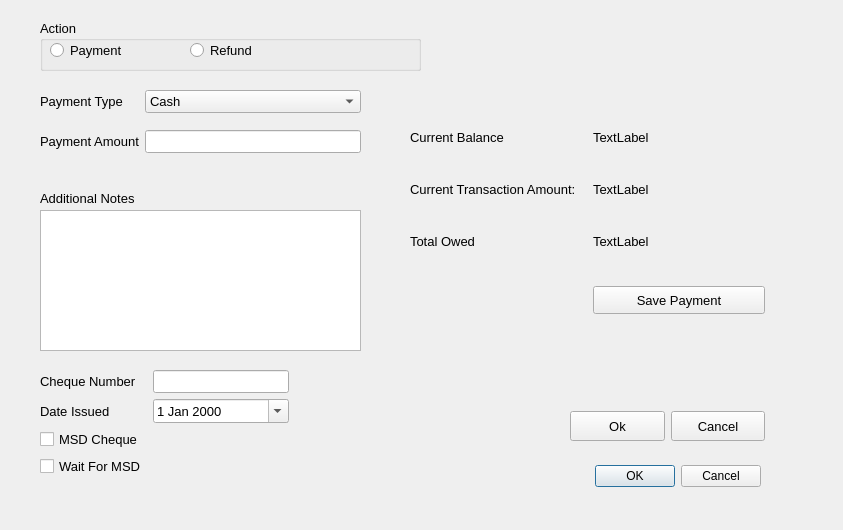
Old version of the form ArcApp/payment.ui in the repository Arc-Project/Arc.
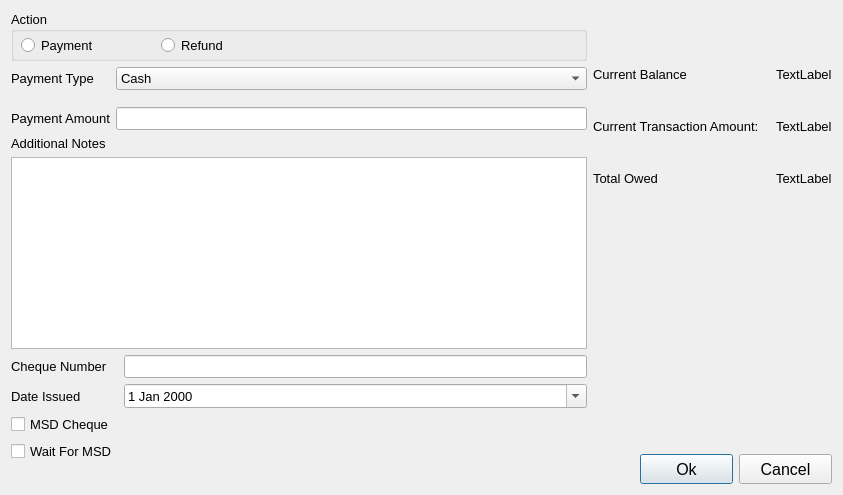
New version of the form.

Commit message: edit ui: payment, edit shifts

What changed in the file:
```diff
--- a/ArcApp/payment.ui
+++ b/ArcApp/payment.ui
@@ -7,7 +7,7 @@
     <x>0</x>
     <y>0</y>
     <width>843</width>
-    <height>530</height>
+    <height>495</height>
    </rect>
   </property>
   <property name="sizePolicy">
@@ -24,135 +24,8 @@
   <property name="windowTitle">
    <string>Payment</string>
   </property>
-  <widget class="QDialogButtonBox" name="paymentBox">
-   <property name="geometry">
-    <rect>
-     <x>300</x>
-     <y>460</y>
-     <width>461</width>
-     <height>32</height>
-    </rect>
-   </property>
-   <property name="font">
-    <font>
-     <pointsize>10</pointsize>
-    </font>
-   </property>
-   <property name="styleSheet">
-    <string notr="true">QDialogButtonBox::Ok {
-	font-size: 10px;
-	min-width: 80px;
-}
-
-QDialogButtonBox::Ok QLabel{
-	font-size: 10px;
-}
-
-QDialogButtonBox::Cancel {
-	font-size: 10px;
-	min-width: 80px;
-}
-
-QDialogButtonBox::Cancel QLabel{
-	font-size: 10px;
-}</string>
-   </property>
-   <property name="orientation">
-    <enum>Qt::Horizontal</enum>
-   </property>
-   <property name="standardButtons">
-    <set>QDialogButtonBox::Cancel|QDialogButtonBox::Ok</set>
-   </property>
-   <property name="centerButtons">
-    <bool>false</bool>
-   </property>
-  </widget>
-  <widget class="QLabel" name="label_3">
-   <property name="geometry">
-    <rect>
-     <x>40</x>
-     <y>190</y>
-     <width>121</width>
-     <height>16</height>
-    </rect>
-   </property>
-   <property name="font">
-    <font>
-     <pointsize>10</pointsize>
-    </font>
-   </property>
-   <property name="text">
-    <string>Additional Notes</string>
-   </property>
-  </widget>
-  <widget class="QPlainTextEdit" name="plainTextEdit">
-   <property name="geometry">
-    <rect>
-     <x>40</x>
-     <y>210</y>
-     <width>321</width>
-     <height>141</height>
-    </rect>
-   </property>
-   <property name="font">
-    <font>
-     <pointsize>10</pointsize>
-    </font>
-   </property>
-  </widget>
-  <widget class="QGroupBox" name="groupBox">
-   <property name="geometry">
-    <rect>
-     <x>40</x>
-     <y>20</y>
-     <width>381</width>
-     <height>51</height>
-    </rect>
-   </property>
-   <property name="font">
-    <font>
-     <pointsize>10</pointsize>
-    </font>
-   </property>
-   <property name="title">
-    <string>Action</string>
-   </property>
-   <widget class="QRadioButton" name="paymentRadio">
-    <property name="geometry">
-     <rect>
-      <x>10</x>
-      <y>20</y>
-      <width>95</width>
-      <height>20</height>
-     </rect>
-    </property>
-    <property name="text">
-     <string>Payment</string>
-    </property>
-   </widget>
-   <widget class="QRadioButton" name="refundRadio">
-    <property name="geometry">
-     <rect>
-      <x>150</x>
-      <y>20</y>
-      <width>95</width>
-      <height>20</height>
-     </rect>
-    </property>
-    <property name="text">
-     <string>Refund</string>
-    </property>
-   </widget>
-  </widget>
-  <widget class="QWidget" name="formLayoutWidget">
-   <property name="geometry">
-    <rect>
-     <x>410</x>
-     <y>130</y>
-     <width>355</width>
-     <height>206</height>
-    </rect>
-   </property>
+  <layout class="QGridLayout" name="gridLayout">
+   <item row="1" column="1" rowspan="3" colspan="2">
    <layout class="QFormLayout" name="formLayout">
     <property name="horizontalSpacing">
      <number>17</number>
@@ -232,35 +105,9 @@
       </property>
      </widget>
     </item>
-    <item row="3" column="1">
-     <widget class="QPushButton" name="addPaymentButton">
-      <property name="minimumSize">
-       <size>
-        <width>120</width>
-        <height>28</height>
-       </size>
-      </property>
-      <property name="font">
-       <font>
-        <pointsize>10</pointsize>
-       </font>
-      </property>
-      <property name="text">
-       <string>Save Payment</string>
-      </property>
-     </widget>
-    </item>
-   </layout>
-  </widget>
-  <widget class="QWidget" name="formLayoutWidget_2">
-   <property name="geometry">
-    <rect>
-     <x>40</x>
-     <y>90</y>
-     <width>321</width>
-     <height>91</height>
-    </rect>
-   </property>
+    </layout>
+   </item>
+   <item row="1" column="0">
    <layout class="QFormLayout" name="formLayout_2">
     <property name="verticalSpacing">
      <number>17</number>
@@ -328,16 +175,82 @@
      </widget>
     </item>
    </layout>
-  </widget>
-  <widget class="QWidget" name="formLayoutWidget_3">
-   <property name="geometry">
-    <rect>
-     <x>40</x>
-     <y>370</y>
-     <width>249</width>
-     <height>127</height>
-    </rect>
-   </property>
+   </item>
+   <item row="6" column="2">
+    <layout class="QHBoxLayout" name="horizontalLayout">
+     <item>
+      <widget class="QPushButton" name="btn_ok">
+       <property name="minimumSize">
+        <size>
+         <width>93</width>
+         <height>30</height>
+        </size>
+       </property>
+       <property name="font">
+        <font>
+         <pointsize>12</pointsize>
+        </font>
+       </property>
+       <property name="text">
+        <string>Ok</string>
+       </property>
+      </widget>
+     </item>
+     <item>
+      <widget class="QPushButton" name="btn_cancel">
+       <property name="minimumSize">
+        <size>
+         <width>93</width>
+         <height>30</height>
+        </size>
+       </property>
+       <property name="font">
+        <font>
+         <pointsize>12</pointsize>
+        </font>
+       </property>
+       <property name="text">
+        <string>Cancel</string>
+       </property>
+      </widget>
+     </item>
+    </layout>
+   </item>
+   <item row="3" column="0">
+    <widget class="QPlainTextEdit" name="plainTextEdit">
+     <property name="font">
+      <font>
+       <pointsize>10</pointsize>
+      </font>
+     </property>
+    </widget>
+   </item>
+   <item row="2" column="0">
+    <widget class="QLabel" name="label_3">
+     <property name="font">
+      <font>
+       <pointsize>10</pointsize>
+      </font>
+     </property>
+     <property name="text">
+      <string>Additional Notes</string>
+     </property>
+    </widget>
+   </item>
+   <item row="5" column="2">
+    <spacer name="verticalSpacer">
+     <property name="orientation">
+      <enum>Qt::Vertical</enum>
+     </property>
+     <property name="sizeHint" stdset="0">
+      <size>
+       <width>20</width>
+       <height>40</height>
+      </size>
+     </property>
+    </spacer>
+   </item>
+   <item row="5" column="0" rowspan="2">
    <layout class="QFormLayout" name="formLayout_3">
     <item row="0" column="0">
      <widget class="QLabel" name="chequeLabel">
@@ -409,45 +322,64 @@
      </widget>
     </item>
    </layout>
-  </widget>
-  <widget class="QWidget" name="">
-   <property name="geometry">
-    <rect>
-     <x>570</x>
-     <y>410</y>
-     <width>195</width>
-     <height>32</height>
-    </rect>
-   </property>
-   <layout class="QHBoxLayout" name="horizontalLayout">
-    <item>
-     <widget class="QPushButton" name="btn_ok">
-      <property name="minimumSize">
-       <size>
-        <width>93</width>
-        <height>30</height>
-       </size>
-      </property>
-      <property name="text">
-       <string>Ok</string>
-      </property>
-     </widget>
-    </item>
-    <item>
-     <widget class="QPushButton" name="btn_cancel">
+   </item>
+   <item row="0" column="0">
+    <widget class="QGroupBox" name="groupBox">
       <property name="minimumSize">
        <size>
-        <width>93</width>
-        <height>30</height>
-       </size>
-      </property>
+       <width>0</width>
+       <height>50</height>
+      </size>
+     </property>
+     <property name="font">
+      <font>
+       <pointsize>10</pointsize>
+      </font>
+     </property>
+     <property name="title">
+      <string>Action</string>
+     </property>
+     <widget class="QRadioButton" name="paymentRadio">
+      <property name="geometry">
+       <rect>
+        <x>10</x>
+        <y>20</y>
+        <width>95</width>
+        <height>28</height>
+       </rect>
+      </property>
+      <property name="sizePolicy">
+       <sizepolicy hsizetype="Minimum" vsizetype="Preferred">
+        <horstretch>0</horstretch>
+        <verstretch>0</verstretch>
+       </sizepolicy>
+      </property>
       <property name="text">
-       <string>Cancel</string>
+       <string>Payment</string>
       </property>
+     </widget>
+     <widget class="QRadioButton" name="refundRadio">
+      <property name="geometry">
+       <rect>
+        <x>150</x>
+        <y>20</y>
+        <width>95</width>
+        <height>28</height>
+       </rect>
+      </property>
+      <property name="sizePolicy">
+       <sizepolicy hsizetype="Minimum" vsizetype="Preferred">
+        <horstretch>0</horstretch>
+        <verstretch>0</verstretch>
+       </sizepolicy>
+      </property>
+      <property name="text">
+       <string>Refund</string>
+      </property>
+     </widget>
      </widget>
     </item>
    </layout>
-  </widget>
  </widget>
  <resources/>
  <connections>
```
Lines whose indentation alone changed are shown as unchanged. The commit also changes 3 other files.
